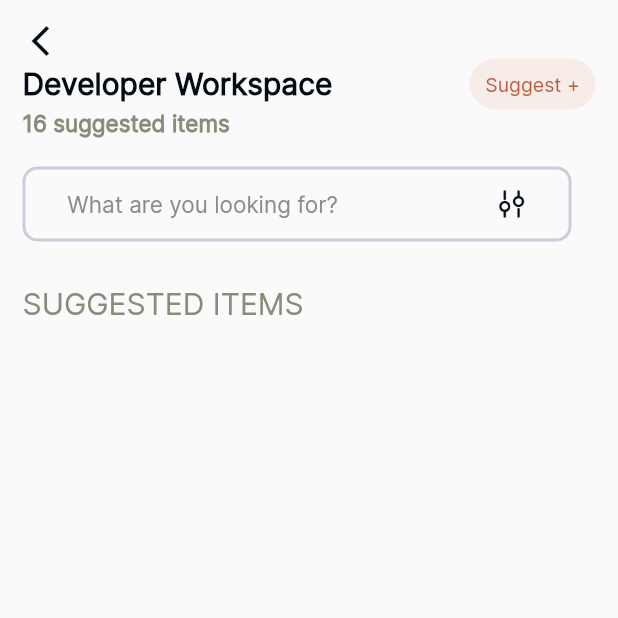
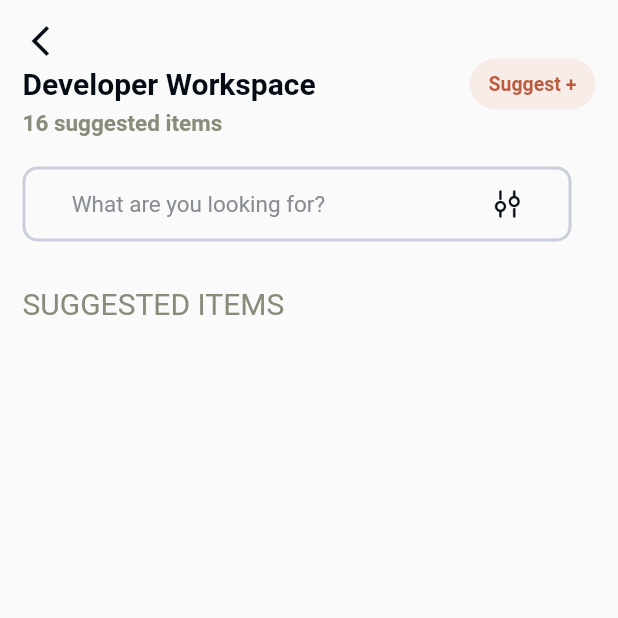
Before and after one commit to krushikapolra45/new_figma_screen, a Flutter app: the screen it shows after launch, on a phone screen of 412 x 824 dp, the top half of it. Run offline on Flutter 3.47's test engine with Material 2 defaults, Android fonts, the phone set to English and light mode, and no system bars; Roboto replaces fonts that are missing (Avenir).

Commit message:
tenscreen changes

```diff
--- a/lib/figma_screen/figma_nineth_screen.dart
+++ b/lib/figma_screen/figma_nineth_screen.dart
@@ -307,6 +307,7 @@ class _FigmaNinethScreenState extends State<FigmaNinethScreen> {
 
 //
 //
+
                 const Text(
                   "Careers",
                   style: TextStyle(color: Color(0xFF667085), fontSize: 15),
--- a/lib/figma_screen/figma_tenth_screen.dart
+++ b/lib/figma_screen/figma_tenth_screen.dart
@@ -15,58 +15,59 @@ class _FigmaTenthScreenState extends State<FigmaTenthScreen> {
     "color": const Color(0xFFF4F5F7),
     "text": "black color",
   };
-  List<Map<String, dynamic>> ContainerList = [
+  List<Map<String, dynamic>> Arrcolor = [
     {
-      "color": Color(0xFFF4F5F7),
+      "color": const Color(0xFFF4F5F7),
       "itemname": "M1 Macbook Pro 2020",
       "image": "assets/images_ten/image main_leptop.png",
     },
     {
-      "color": Color(0xFFF4F5F7),
-      "itemname": "Sanchos Office Desk..",
-      "image": "assets/images_ten/woodtable.png",
+      "color": const Color(0xFFF4F5F7),
+      // "itemname": "Sanchos Office Desk..",
+      // "image": "assets/images_ten/woodtable.png",
     },
     {
-      "color": Color(0xFFF4F5F7),
-      "itemname": "Puton Coffee Maker, Auto ...",
-      "image": "assets/images_ten/image juicer.png",
+      "color": const Color(0xFFF4F5F7),
+      // "itemname": "Puton Coffee Maker, Auto ...",
+      // "image": "assets/images_ten/image juicer.png",
     },
     {
-      "color": Color(0xFFF4F5F7),
-      "itemname": "Adjustable Office Chair",
-      "image": "assets/images_ten/image chair.png",
+      "color": const Color(0xFFF4F5F7),
+      // "itemname": "Adjustable Office Chair",
+      // "image": "assets/images_ten/image chair.png",
     },
     {
-      "color": Color(0xFFF4F5F7),
-      "itemname": "2.4G Optical Wireless Mouse",
-      "image": "assets/images_ten/image mouse.png",
+      "color": const Color(0xFFF4F5F7),
+      // "itemname": "2.4G Optical Wireless Mouse",
+      // "image": "assets/images_ten/image mouse.png",
     },
     {
-      "color": Color(0xFFF4F5F7),
-      "itemname": "Jarvis Hardwood Standing Desk",
-      "image": "assets/images_ten/image table.png",
+      "color": const Color(0xFFF4F5F7),
+      // "itemname": "Jarvis Hardwood Standing Desk",
+      // "image": "assets/images_ten/image table.png",
     },
     {
-      "color": Color(0xFFF4F5F7),
-      "itemname": "Boat Airpods 203 - Wireless",
-      "image": "assets/images_ten/image airpods.png",
+      "color": const Color(0xFFF4F5F7),
+      // "itemname": "Boat Airpods 203 - Wireless",
+      // "image": "assets/images_ten/image airpods.png",
     },
     {
-      "color": Color(0xFFF4F5F7),
-      "itemname": "Logitech Folio Touch",
-      "image": "assets/images_ten/image leptop.png",
+      "color": const Color(0xFFF4F5F7),
+      // "itemname": "Logitech Folio Touch",
+      // "image": "assets/images_ten/image leptop.png",
     },
     {
-      "color": Color(0xFFF4F5F7),
-      "itemname": "Black Slot 5 Shelf Unit",
-      "image": "assets/images_ten/image stand.png",
+      "color": const Color(0xFFF4F5F7),
+      // "itemname": "Black Slot 5 Shelf Unit",
+      // "image": "assets/images_ten/image stand.png",
     },
     {
-      "color": Color(0xFFF4F5F7),
-      "itemname": "Portable Bluetooth Spea..",
-      "image": "assets/images_ten/image bluetooth.png",
+      "color": const Color(0xFFF4F5F7),
+      // "itemname": "Portable Bluetooth Spea..",
+      // "image": "assets/images_ten/image bluetooth.png",
     },
   ];
+
   @override
   Widget build(BuildContext context) {
     return Scaffold(
@@ -76,7 +77,7 @@ class _FigmaTenthScreenState extends State<FigmaTenthScreen> {
           child: Column(
             crossAxisAlignment: CrossAxisAlignment.start,
             children: [
-              Icon(
+              const Icon(
                 Icons.arrow_back_ios_new,
                 color: Color(0xFF040B14),
                 size: 24,
@@ -84,43 +85,47 @@ class _FigmaTenthScreenState extends State<FigmaTenthScreen> {
               Row(
                 crossAxisAlignment: CrossAxisAlignment.center,
                 children: [
-                  Text(
+                  const Text(
                     "Developer Workspace",
                     style: TextStyle(
                       fontSize: 20,
+                      fontFamily: "Avenir",
                       color: Color(0xFF040B14),
                       fontWeight: FontWeight.bold,
                     ),
                   ),
-                  Spacer(),
+                  const Spacer(),
                   Container(
                     height: 34,
                     width: 84,
                     // padding: EdgeInsets.only(top: 7),
                     decoration: BoxDecoration(
                       borderRadius: BorderRadius.circular(30),
-                      color: Color(0xFFF7ECE8),
+                      color: const Color(0xFFF7ECE8),
                     ),
                     child: Text(
                       "Suggest +",
                       style: TextStyle(
+                        fontFamily: "Avenir",
                         color: Color(0xFFBA5C3D),
                         fontSize: 13,
+                        fontWeight: FontWeight.bold,
                       ),
                     ),
                     alignment: Alignment.center,
                   ),
                 ],
               ),
-              Text(
+              const Text(
                 "16 suggested items",
                 style: TextStyle(
                   fontSize: 15,
+                  fontFamily: "Avenir",
                   color: Color(0xFF8A8B7A),
                   fontWeight: FontWeight.bold,
                 ),
               ),
-              SizedBox(
+              const SizedBox(
                 height: 20,
               ),
               Container(
@@ -128,40 +133,57 @@ class _FigmaTenthScreenState extends State<FigmaTenthScreen> {
                 height: 50,
                 decoration: BoxDecoration(
                   borderRadius: BorderRadius.circular(10),
-                  border: Border.all(color: Color(0xFFC9CEDA), width: 2),
+                  border: Border.all(color: const Color(0xFFC9CEDA), width: 2),
                 ),
                 child: Row(
                   mainAxisAlignment: MainAxisAlignment.spaceEvenly,
                   children: [
-                    Text(
+                    const Text(
                       "What are you looking for?",
                       style: TextStyle(
+                        fontFamily: "Avenir",
                         color: Color(0xFF888C93),
                         fontSize: 15,
                       ),
                     ),
-                    SizedBox(
+                    const SizedBox(
                       width: 50,
                     ),
                     Image.asset(
                       "assets/images_ten/filter.png",
                       width: 20,
                       height: 20,
-                      color: Color(0xFF040B14),
+                      color: const Color(0xFF040B14),
                     ),
                   ],
                 ),
               ),
-              SizedBox(
+              const SizedBox(
                 height: 30,
               ),
-              Row(
+              const Row(
                 children: [
                   Text(
                     "SUGGESTED ITEMS",
-                    style: TextStyle(color: Color(0xFF8A8B7A), fontSize: 20),
+                    style: TextStyle(
+                      color: Color(0xFF8A8B7A),
+                      fontSize: 20,
+                      fontFamily: "Avenir",
+                    ),
                   ),
                 ],
+              ),
+              Expanded(
+                child: GridView.count(
+                  crossAxisCount: 2,
+                  crossAxisSpacing: 11,
+                  children: [
+                    Container(
+                      height: 188,
+                      width: 178,
+                    ),
+                  ],
+                ),
               ),
             ],
           ),
```
